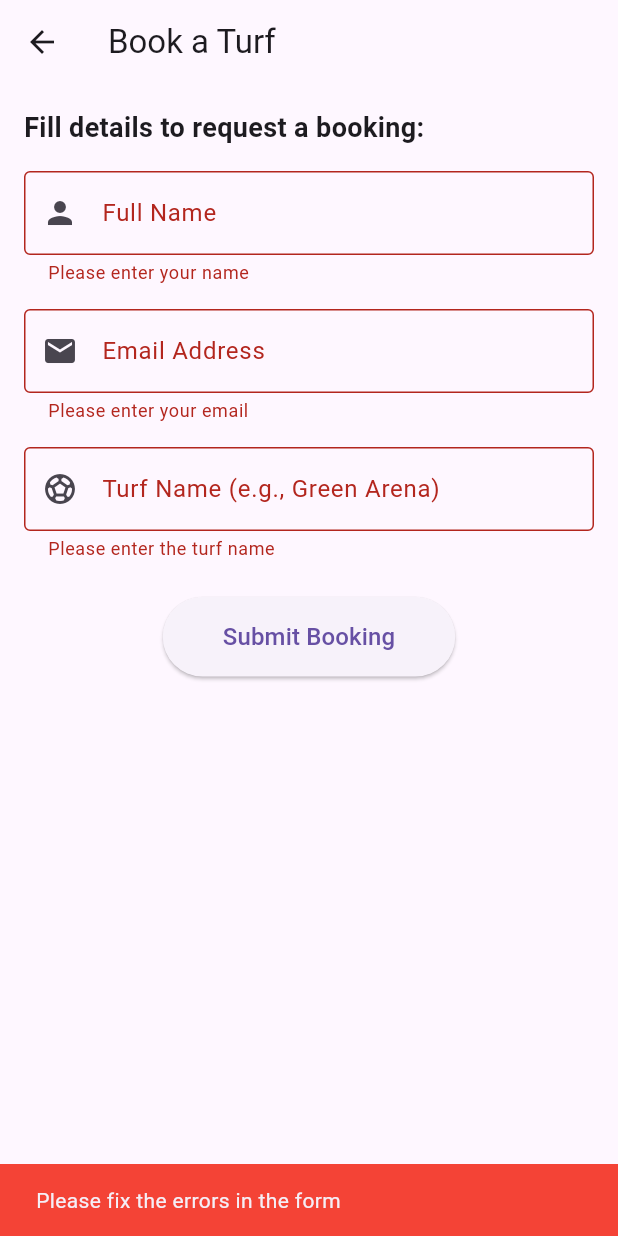
After one commit to Dhayanithi-545/BookMyTurf, a Flutter app: the UserInputForm screen opened directly, after a tap on "Submit Booking", on a phone screen of 412 x 824 dp. The commit adds this screen. Run offline on Flutter 3.47's test engine with Material 3 defaults, Android fonts, the phone set to English and light mode, and no system bars; our stand-ins replace firebase_auth, firebase_core; accounts and stored records are empty.

Commit message:
handling user

```diff
--- a/lib/screens/auth_screen.dart
+++ b/lib/screens/auth_screen.dart
@@ -1,6 +1,7 @@
 import 'package:flutter/material.dart';
 import 'package:firebase_auth/firebase_auth.dart';
 import 'stateless_stateful_demo.dart';
+import 'user_input_form.dart';
 
 class AuthScreen extends StatefulWidget {
   const AuthScreen({super.key});
@@ -89,6 +90,17 @@ class _AuthScreenState extends State<AuthScreen> {
               icon: const Icon(Icons.widgets),
               label: const Text('View Widget Demo (Sprint-2)'),
             ),
+            const SizedBox(height: 10),
+            OutlinedButton.icon(
+              onPressed: () {
+                Navigator.push(
+                  context,
+                  MaterialPageRoute(builder: (context) => const UserInputForm()),
+                );
+              },
+              icon: const Icon(Icons.edit_document),
+              label: const Text('View User Form Demo (Sprint-2)'),
+            ),
           ],
         ),
       ),
--- /dev/null
+++ b/lib/screens/user_input_form.dart
@@ -0,0 +1,123 @@
+import 'package:flutter/material.dart';
+
+class UserInputForm extends StatefulWidget {
+  const UserInputForm({super.key});
+
+  @override
+  _UserInputFormState createState() => _UserInputFormState();
+}
+
+class _UserInputFormState extends State<UserInputForm> {
+  final _formKey = GlobalKey<FormState>();
+  final _nameController = TextEditingController();
+  final _emailController = TextEditingController();
+  final _turfNameController = TextEditingController();
+
+  @override
+  void dispose() {
+    _nameController.dispose();
+    _emailController.dispose();
+    _turfNameController.dispose();
+    super.dispose();
+  }
+
+  @override
+  Widget build(BuildContext context) {
+    return Scaffold(
+      appBar: AppBar(title: const Text('Book a Turf')),
+      body: Padding(
+        padding: const EdgeInsets.all(16.0),
+        child: Form(
+          key: _formKey,
+          child: SingleChildScrollView(
+            child: Column(
+              crossAxisAlignment: CrossAxisAlignment.start,
+              children: [
+                const Text('Fill details to request a booking:',
+                    style: TextStyle(fontSize: 18, fontWeight: FontWeight.bold)),
+                const SizedBox(height: 16),
+                TextFormField(
+                  controller: _nameController,
+                  decoration: const InputDecoration(
+                    labelText: 'Full Name',
+                    border: OutlineInputBorder(),
+                    prefixIcon: Icon(Icons.person),
+                  ),
+                  validator: (value) {
+                    if (value == null || value.trim().isEmpty) {
+                      return 'Please enter your name';
+                    }
+                    return null;
+                  },
+                ),
+                const SizedBox(height: 16),
+                TextFormField(
+                  controller: _emailController,
+                  decoration: const InputDecoration(
+                    labelText: 'Email Address',
+                    border: OutlineInputBorder(),
+                    prefixIcon: Icon(Icons.email),
+                  ),
+                  keyboardType: TextInputType.emailAddress,
+                  validator: (value) {
+                    if (value == null || value.trim().isEmpty) {
+                      return 'Please enter your email';
+                    } else if (!value.contains('@') || !value.contains('.')) {
+                      return 'Enter a valid email address';
+                    }
+                    return null;
+                  },
+                ),
+                const SizedBox(height: 16),
+                TextFormField(
+                  controller: _turfNameController,
+                  decoration: const InputDecoration(
+                    labelText: 'Turf Name (e.g., Green Arena)',
+                    border: OutlineInputBorder(),
+                    prefixIcon: Icon(Icons.sports_soccer),
+                  ),
+                  validator: (value) {
+                    if (value == null || value.trim().isEmpty) {
+                      return 'Please enter the turf name';
+                    }
+                    return null;
+                  },
+                ),
+                const SizedBox(height: 24),
+                Center(
+                  child: ElevatedButton(
+                    onPressed: () {
+                      if (_formKey.currentState!.validate()) {
+                        ScaffoldMessenger.of(context).showSnackBar(
+                          const SnackBar(
+                            content: Text('Booking Request Submitted Successfully!'),
+                            backgroundColor: Colors.green,
+                          ),
+                        );
+                        _formKey.currentState!.reset();
+                        _nameController.clear();
+                        _emailController.clear();
+                        _turfNameController.clear();
+                      } else {
+                        ScaffoldMessenger.of(context).showSnackBar(
+                          const SnackBar(
+                            content: Text('Please fix the errors in the form'),
+                            backgroundColor: Colors.red,
+                          ),
+                        );
+                      }
+                    },
+                    style: ElevatedButton.styleFrom(
+                      padding: const EdgeInsets.symmetric(horizontal: 40, vertical: 15),
+                    ),
+                    child: const Text('Submit Booking', style: TextStyle(fontSize: 16)),
+                  ),
+                ),
+              ],
+            ),
+          ),
+        ),
+      ),
+    );
+  }
+}
```
Also changed, not shown: 1 other file.
